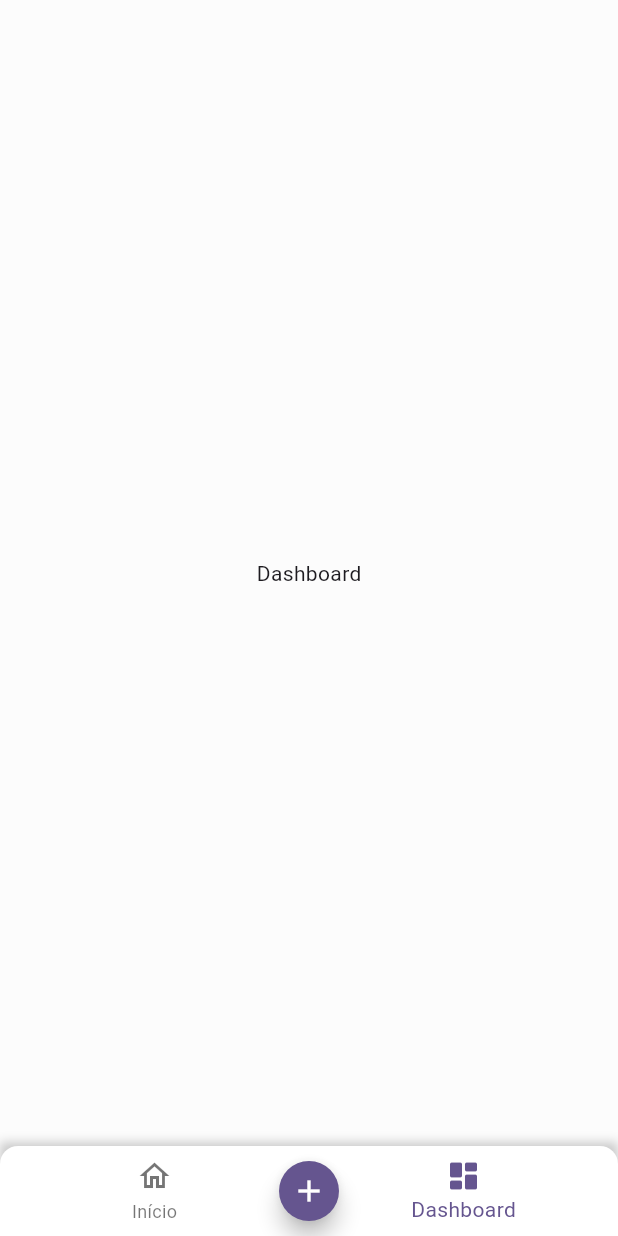
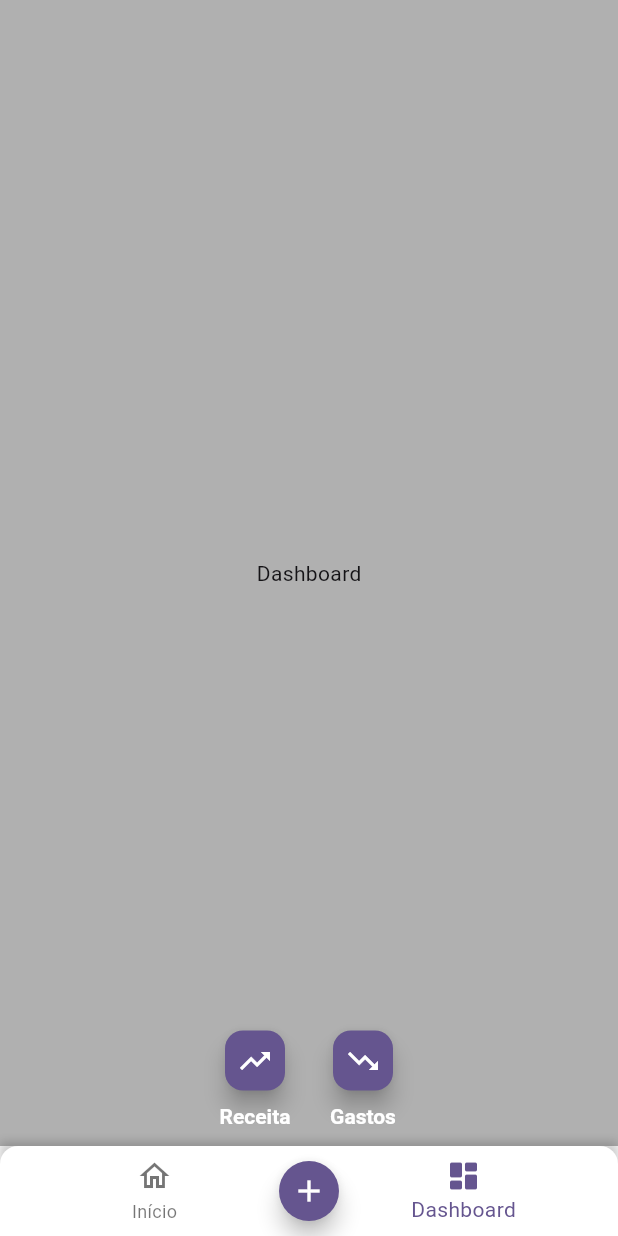
Before and after one commit to Eder-Queiroz/balancei, a Flutter app: the screen it shows after launch, item 2 of the bottom bar chosen, after a tap on the "add" icon, on a phone screen of 412 x 824 dp. Run offline on Flutter 3.47's test engine with Material 3 defaults, Android fonts, the light colour scheme and no system bars; our stand-ins replace drift, drift_flutter, flutter_riverpod, freezed_annotation, go_router, result_dart; accounts and stored records are empty; generated files the repository leaves out were written again; statements that could not run were skipped.

Commit message:
feat: add speed dial menu with income and expense options to floating action button

```diff
--- a/lib/router/routers.dart
+++ b/lib/router/routers.dart
@@ -1,6 +1,6 @@
 import 'package:balancei_app/ui/dashboard/dashboard_screen.dart';
 import 'package:balancei_app/ui/home/home_screen.dart';
-import 'package:balancei_app/ui/utils/bottom_navigation.dart';
+import 'package:balancei_app/ui/utils/bottom_navigation/bottom_navigation.dart';
 import 'package:flutter/material.dart';
 import 'package:go_router/go_router.dart';
 
--- a/lib/ui/home/components/transaction_card.dart
+++ b/lib/ui/home/components/transaction_card.dart
@@ -1,4 +1,4 @@
-import 'package:balancei_app/ui/utils/commom_spacing.dart';
+import 'package:balancei_app/ui/utils/common_spacing.dart';
 import 'package:flutter/material.dart';
 import 'package:intl/intl.dart';
 
--- a/lib/ui/home/home_screen.dart
+++ b/lib/ui/home/home_screen.dart
@@ -1,7 +1,7 @@
 import 'package:balancei_app/ui/home/components/transaction_card.dart';
 import 'package:balancei_app/ui/home/components/visibility_button.dart';
 import 'package:balancei_app/ui/home/viewmodel/home_viewmodel.dart';
-import 'package:balancei_app/ui/utils/commom_spacing.dart';
+import 'package:balancei_app/ui/utils/common_spacing.dart';
 import 'package:balancei_app/ui/utils/extensions/build_context_extension.dart';
 import 'package:flutter/material.dart';
 import 'package:flutter_riverpod/flutter_riverpod.dart';
--- a/lib/ui/utils/bottom_navigation.dart
+++ /dev/null
@@ -1,117 +0,0 @@
-import 'package:balancei_app/ui/utils/commom_radius.dart';
-import 'package:balancei_app/ui/utils/extensions/custom_floating_action_button_location.dart.dart';
-import 'package:flutter/material.dart';
-import 'package:go_router/go_router.dart';
-
-enum BottomNavigationItem {
-  home(value: 0, location: '/'),
-  dashboard(value: 1, location: '/dashboard');
-
-  final int value;
-  final String location;
-
-  const BottomNavigationItem({required this.value, required this.location});
-
-  static BottomNavigationItem fromValue(int value) {
-    return BottomNavigationItem.values.firstWhere(
-      (element) => element.value == value,
-      orElse: () => throw Exception('[BottomNavigationItem] Value not found'),
-    );
-  }
-
-  static BottomNavigationItem fromLocation(String location) {
-    return BottomNavigationItem.values.firstWhere(
-      (element) => element.location == location,
-      orElse: () =>
-          throw Exception('[BottomNavigationItem] Location not found'),
-    );
-  }
-}
-
-class BottomNavigation extends StatelessWidget {
-  final Widget child;
-  final double bottomNavBarHeight = 60;
-
-  const BottomNavigation({super.key, required this.child});
-
-  int _getCurrentIndex(BuildContext context) {
-    final String currentLocation = GoRouterState.of(context).uri.path;
-
-    return BottomNavigationItem.fromLocation(currentLocation).value;
-  }
-
-  @override
-  Widget build(BuildContext context) {
-    return Scaffold(
-      floatingActionButton: FloatingActionButton(
-        backgroundColor: Theme.of(context).primaryColor,
-        shape: CircleBorder(),
-        mini: true,
-        onPressed: () {
-          return;
-        },
-        child: Icon(
-          Icons.add,
-          color: Colors.white,
-        ),
-      ),
-      floatingActionButtonLocation: CustomFloatingActionButtonLocation(
-        bottomNavBarHeight: bottomNavBarHeight,
-        context: context,
-      ),
-      floatingActionButtonAnimator: FloatingActionButtonAnimator.noAnimation,
-      body: SafeArea(
-        child: Column(
-          children: [
-            Expanded(
-              child: child,
-            ),
-            Container(
-              height: bottomNavBarHeight,
-              decoration: BoxDecoration(
-                boxShadow: [
-                  BoxShadow(
-                    color: Colors.black.withValues(
-                      alpha: 0.2,
-                    ),
-                    spreadRadius: 0,
-                    blurRadius: 5,
-                    offset: Offset(0, -3), // Sombra na parte superior
-                  ),
-                ],
-              ),
-              child: ClipRRect(
-                borderRadius: BorderRadius.only(
-                  topLeft: CommomRadius.large,
-                  topRight: CommomRadius.large,
-                ),
-                child: BottomNavigationBar(
-                  items: const <BottomNavigationBarItem>[
-                    BottomNavigationBarItem(
-                      icon: Icon(Icons.home_outlined),
-                      label: 'Início',
-                      activeIcon: Icon(Icons.home_rounded),
-                    ),
-                    BottomNavigationBarItem(
-                      icon: Icon(Icons.dashboard_outlined),
-                      label: 'Dashboard',
-                      activeIcon: Icon(Icons.dashboard_rounded),
-                    ),
-                  ],
-                  elevation: 0,
-                  backgroundColor: Colors.white,
-                  currentIndex: _getCurrentIndex(context),
-                  onTap: (value) {
-                    final item = BottomNavigationItem.fromValue(value);
-
-                    context.go(item.location);
-                  },
-                ),
-              ),
-            ),
-          ],
-        ),
-      ),
-    );
-  }
-}
--- /dev/null
+++ b/lib/ui/utils/bottom_navigation/bottom_navigation.dart
@@ -0,0 +1,199 @@
+import 'package:balancei_app/ui/utils/bottom_navigation/viewmodel/speed_dial_viewmodel.dart';
+import 'package:balancei_app/ui/utils/common_radius.dart';
+import 'package:balancei_app/ui/utils/common_spacing.dart';
+import 'package:balancei_app/ui/utils/extensions/custom_floating_action_button_location.dart.dart';
+import 'package:flutter/material.dart';
+import 'package:flutter_riverpod/flutter_riverpod.dart';
+import 'package:go_router/go_router.dart';
+
+enum BottomNavigationItem {
+  home(value: 0, location: '/'),
+  dashboard(value: 1, location: '/dashboard');
+
+  final int value;
+  final String location;
+
+  const BottomNavigationItem({required this.value, required this.location});
+
+  static BottomNavigationItem fromValue(int value) {
+    return BottomNavigationItem.values.firstWhere(
+      (element) => element.value == value,
+      orElse: () => throw Exception('[BottomNavigationItem] Value not found'),
+    );
+  }
+
+  static BottomNavigationItem fromLocation(String location) {
+    return BottomNavigationItem.values.firstWhere(
+      (element) => element.location == location,
+      orElse: () =>
+          throw Exception('[BottomNavigationItem] Location not found'),
+    );
+  }
+}
+
+class BottomNavigation extends ConsumerStatefulWidget {
+  final Widget child;
+  final double bottomNavBarHeight = 60;
+
+  const BottomNavigation({super.key, required this.child});
+
+  @override
+  ConsumerState<BottomNavigation> createState() => _BottomNavigationState();
+}
+
+class _BottomNavigationState extends ConsumerState<BottomNavigation> {
+  late final viewModel = ref.read(speedDialViewModel.notifier);
+
+  int _getCurrentIndex(BuildContext context) {
+    final String currentLocation = GoRouterState.of(context).uri.path;
+
+    return BottomNavigationItem.fromLocation(currentLocation).value;
+  }
+
+  @override
+  Widget build(BuildContext context) {
+    final bool showAdditionalButtons = ref.watch(speedDialViewModel);
+    final double bottomNavBarHeight = widget.bottomNavBarHeight;
+    return Stack(
+      children: [
+        Scaffold(
+          floatingActionButton: FloatingActionButton(
+            backgroundColor: Theme.of(context).primaryColor,
+            shape: CircleBorder(),
+            mini: true,
+            onPressed: viewModel.toggleAdditionalButtons,
+            child: Icon(
+              Icons.add,
+              color: Colors.white,
+            ),
+          ),
+          floatingActionButtonLocation: CustomFloatingActionButtonLocation(
+            bottomNavBarHeight: bottomNavBarHeight,
+            context: context,
+          ),
+          floatingActionButtonAnimator:
+              FloatingActionButtonAnimator.noAnimation,
+          body: Column(
+            children: [
+              Expanded(
+                child: widget.child,
+              ),
+              SafeArea(
+                child: Container(
+                  height: bottomNavBarHeight,
+                  decoration: BoxDecoration(
+                    boxShadow: [
+                      BoxShadow(
+                        color: Colors.black.withValues(
+                          alpha: 0.2,
+                        ),
+                        spreadRadius: 0,
+                        blurRadius: 5,
+                        offset: Offset(0, -3),
+                      ),
+                    ],
+                  ),
+                  child: ClipRRect(
+                    borderRadius: BorderRadius.only(
+                      topLeft: CommonRadius.large,
+                      topRight: CommonRadius.large,
+                    ),
+                    child: BottomNavigationBar(
+                      items: const <BottomNavigationBarItem>[
+                        BottomNavigationBarItem(
+                          icon: Icon(Icons.home_outlined),
+                          label: 'Início',
+                          activeIcon: Icon(Icons.home_rounded),
+                        ),
+                        BottomNavigationBarItem(
+                          icon: Icon(Icons.dashboard_outlined),
+                          label: 'Dashboard',
+                          activeIcon: Icon(Icons.dashboard_rounded),
+                        ),
+                      ],
+                      elevation: 0,
+                      backgroundColor: Colors.white,
+                      currentIndex: _getCurrentIndex(context),
+                      onTap: (value) {
+                        final item = BottomNavigationItem.fromValue(value);
+
+                        context.go(item.location);
+                      },
+                    ),
+                  ),
+                ),
+              ),
+            ],
+          ),
+        ),
+        if (showAdditionalButtons)
+          Positioned.fill(
+            bottom: bottomNavBarHeight + MediaQuery.of(context).padding.bottom,
+            child: GestureDetector(
+              onTap: viewModel.toggleAdditionalButtons,
+              child: Container(
+                color: Colors.black.withValues(
+                  alpha: 0.3,
+                ),
+              ),
+            ),
+          ),
+        if (showAdditionalButtons)
+          Positioned(
+            bottom:
+                bottomNavBarHeight + MediaQuery.of(context).padding.bottom + 10,
+            right: 0,
+            left: 0,
+            child: Align(
+              alignment: Alignment.center,
+              child: Row(
+                mainAxisAlignment: MainAxisAlignment.center,
+                children: [
+                  _buildAdditionalButton(
+                    icon: Icons.trending_up,
+                    label: "Receita",
+                    onPressed: viewModel.toggleAdditionalButtons,
+                  ),
+                  const SizedBox(width: CommonSpacing.extraLarge),
+                  _buildAdditionalButton(
+                    icon: Icons.trending_down,
+                    label: "Gastos",
+                    onPressed: viewModel.toggleAdditionalButtons,
+                  ),
+                ],
+              ),
+            ),
+          )
+      ],
+    );
+  }
+
+  Widget _buildAdditionalButton({
+    required IconData icon,
+    required String label,
+    required VoidCallback onPressed,
+  }) {
+    return Column(
+      mainAxisSize: MainAxisSize.min,
+      children: [
+        FloatingActionButton(
+          heroTag: label,
+          backgroundColor: Theme.of(context).primaryColor,
+          mini: true,
+          onPressed: onPressed,
+          child: Icon(
+            icon,
+            color: Colors.white,
+          ),
+        ),
+        const SizedBox(height: CommonSpacing.ultraSmall),
+        Text(
+          label,
+          style: Theme.of(context).textTheme.headlineSmall?.copyWith(
+                color: Colors.white,
+              ),
+        ),
+      ],
+    );
+  }
+}
--- /dev/null
+++ b/lib/ui/utils/bottom_navigation/viewmodel/speed_dial_viewmodel.dart
@@ -0,0 +1,18 @@
+import 'package:flutter_riverpod/flutter_riverpod.dart';
+
+final speedDialViewModel =
+    NotifierProvider.autoDispose<SpeedDialViewModel, bool>(
+  () => SpeedDialViewModel(),
+);
+
+class SpeedDialViewModel extends AutoDisposeNotifier<bool> {
+  @override
+  bool build() {
+    return false;
+  }
+
+  bool toggleAdditionalButtons() {
+    state = !state;
+    return state;
+  }
+}
--- a/lib/ui/utils/commom_radius.dart
+++ b/lib/ui/utils/common_radius.dart
@@ -1,6 +1,6 @@
 import 'package:flutter/material.dart';
 
-class CommomRadius {
+class CommonRadius {
   static const small = Radius.circular(4.0);
   static const medium = Radius.circular(8.0);
   static const large = Radius.circular(12.0);
--- a/lib/ui/utils/commom_spacing.dart
+++ b/lib/ui/utils/common_spacing.dart
@@ -1,4 +1,5 @@
 class CommonSpacing {
+  static const ultraSmall = 4.0;
   static const extraSmall = 8.0;
   static const small = 12.0;
   static const medium = 16.0;
--- a/lib/ui/utils/month_picker/month_picker.dart
+++ b/lib/ui/utils/month_picker/month_picker.dart
@@ -1,4 +1,4 @@
-import 'package:balancei_app/ui/utils/commom_spacing.dart';
+import 'package:balancei_app/ui/utils/common_spacing.dart';
 import 'package:balancei_app/ui/utils/month_picker/viewmodel/month_picker_viewmodel.dart';
 import 'package:flutter/material.dart';
 import 'package:flutter_riverpod/flutter_riverpod.dart';
```
